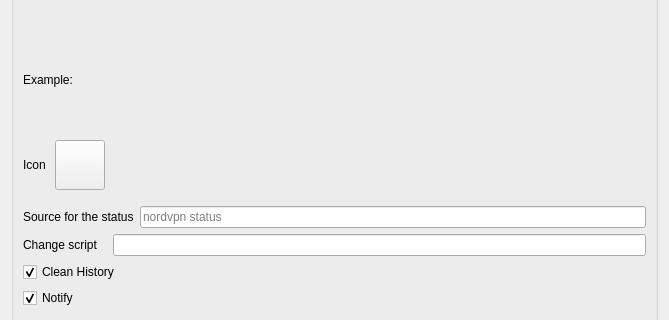
This is src/config/nordvpn_config.ui in alex1701c/NordVPNKrunner as Qt 5 draws it before an edit; both pictures show x 0 to 669 and y 130 to 450 of the 669 by 580 pixel window. The edited form follows.
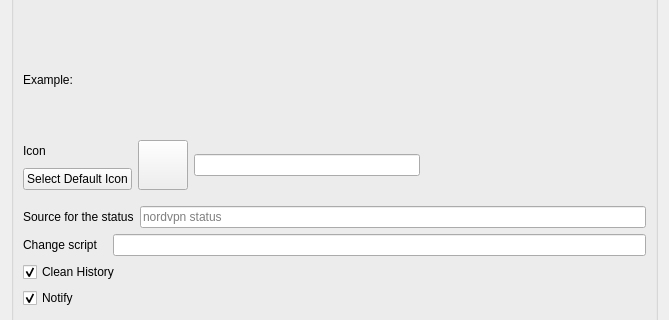
This is the edited form.

The edit to the form file:
```diff
--- a/src/config/nordvpn_config.ui
+++ b/src/config/nordvpn_config.ui
@@ -106,6 +106,8 @@
          <number>10</number>
         </property>
         <item>
+         <layout class="QVBoxLayout" name="verticalLayout_9">
+          <item>
          <widget class="QLabel" name="iconLabel">
           <property name="toolTip">
            <string>&lt;html&gt;&lt;head/&gt;&lt;body&gt;&lt;p&gt;Icon for the krunner options and notifications&lt;/p&gt;&lt;/body&gt;&lt;/html&gt;</string>
@@ -116,6 +118,15 @@
          </widget>
         </item>
         <item>
+           <widget class="QPushButton" name="iconDefaultButton">
+            <property name="text">
+             <string>Select Default Icon</string>
+            </property>
+           </widget>
+          </item>
+         </layout>
+        </item>
+        <item>
          <widget class="QPushButton" name="iconButton">
           <property name="sizePolicy">
            <sizepolicy hsizetype="Maximum" vsizetype="Maximum">
@@ -140,6 +151,9 @@
           </property>
          </widget>
         </item>
+        <item>
+         <widget class="QLineEdit" name="iconManually"/>
+        </item>
         <item>
          <spacer name="horizontalSpacer">
           <property name="orientation">
@@ -147,7 +161,7 @@
           </property>
           <property name="sizeHint" stdset="0">
            <size>
-            <width>20</width>
+            <width>40</width>
             <height>20</height>
            </size>
           </property>
```
Lines whose indentation alone changed are shown as unchanged.
